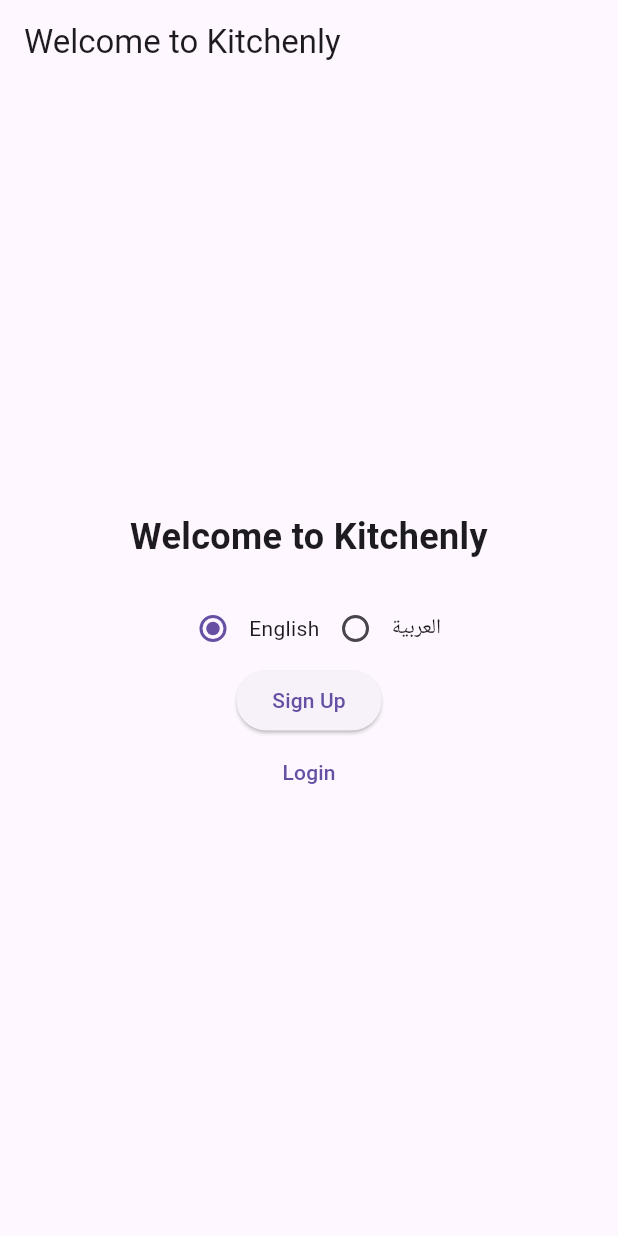
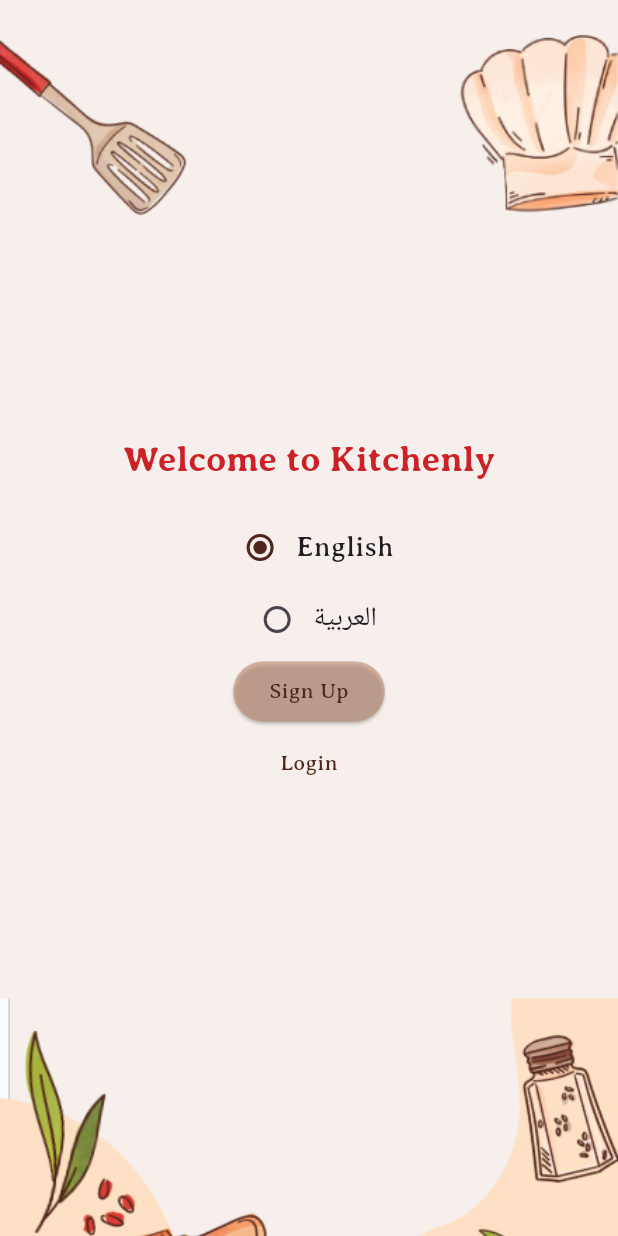
Before and after one commit to ReemJ23/Kitchenly, a Flutter app: the screen it shows after launch, on a phone screen of 412 x 824 dp. Run offline on Flutter 3.47's test engine with Material 3 defaults, Android fonts, the phone set to English and light mode, and no system bars; our stand-ins replace cloud_firestore, firebase_auth, firebase_core, shared_preferences; accounts and stored records are empty; generated files the repository leaves out were written again.

Commit message:
Welcome page UI design: unified the font across the app and restructured the welcome page

```diff
--- a/lib/l10n/app_ar.arb
+++ b/lib/l10n/app_ar.arb
@@ -11,10 +11,10 @@
   "enterEmail": "يرجى إدخال البريد الإلكتروني",
   "enterPassword": "يرجى إدخال كلمة المرور",
   "enterUsername": "يرجى إدخال اسم المستخدم",
-  "usernameTaken": "اسم المستخدم مأخوذ بالفعل. اختر اسمًا آخر.",
+  "usernameTaken": "اسم المستخدم مأخوذ. اختر اسمًا آخرَا.",
   "signUpFailed": "فشل إنشاء الحساب",
   "language": "لغة",
-  "welcomeMessage": "اهلا بك في كتشنلي",
+  "welcomeMessage": "أهلًا بك في كتشنلي",
   "profile": "الملف الشخصي",
   "alreadyHaveAccount": "لديك حساب",
   "dontHaveAccount": "ليس لديك حساب",
--- a/lib/main.dart
+++ b/lib/main.dart
@@ -7,6 +7,7 @@
 import 'routes.dart';
 import 'package:kitchenly/screens/welcome_screen.dart';
 import 'package:kitchenly/screens/profile_screen.dart';
+import 'package:kitchenly/utils/font_helper.dart';
 
 void main() async {
   WidgetsFlutterBinding.ensureInitialized();
@@ -88,6 +89,14 @@
         Locale('en'),
         Locale('ar'),
       ],
+      theme: ThemeData(
+        textTheme: TextTheme(
+          bodyLarge: TextStyle(fontFamily: FontHelper.getDefaultFontFamily(_locale), fontSize: 18),
+          bodyMedium: TextStyle(fontFamily: FontHelper.getDefaultFontFamily(_locale), fontSize: 16),
+          bodySmall: TextStyle(fontFamily: FontHelper.getDefaultFontFamily(_locale), fontSize: 14),
+          titleLarge: TextStyle(fontFamily: FontHelper.getDefaultFontFamily(_locale), fontSize: 24, fontWeight: FontWeight.bold),
+        ),
+      ),
       initialRoute: widget.isLoggedIn ? AppRoutes.main : AppRoutes.welcome,
       onGenerateRoute: AppRoutes.generateRoute,
     );
--- a/lib/screens/welcome_screen.dart
+++ b/lib/screens/welcome_screen.dart
@@ -1,7 +1,10 @@
 import 'package:flutter/material.dart';
 import 'package:kitchenly/routes.dart';
 import 'package:flutter_gen/gen_l10n/app_localizations.dart';
+import 'package:kitchenly/utils/base_screen.dart';
+import 'package:kitchenly/utils/colors.dart';
 import 'package:shared_preferences/shared_preferences.dart';
+import 'package:kitchenly/utils/font_helper.dart';
 
 import '../main.dart';
 
@@ -46,24 +49,28 @@
   Widget build(BuildContext context) {
     final localizations = AppLocalizations.of(context)!;
 
-    return Scaffold(
-      appBar: AppBar(
-        title: Text(localizations.welcomeMessage),
-        automaticallyImplyLeading: false,  // Disable the back button
-      ),
-      body: Padding(
-        padding: const EdgeInsets.all(16.0),
+    return BaseScreen(
+      hasIllustrations: true,
+
+
+      // body: Padding(
+      //   padding: const EdgeInsets.all(16.0),
         child: Column(
           mainAxisAlignment: MainAxisAlignment.center,
           children: [
             Text(
               localizations.welcomeMessage,
-              style: TextStyle(fontSize: 24, fontWeight: FontWeight.bold),
+              style: Theme.of(context).textTheme.titleLarge?.copyWith(
+                color: AppColors.heading1,
+            ),
             textAlign: TextAlign.center,
             ),
             SizedBox(height: 20),
 
             // Language Selector with Radio buttons
+            Column(
+              mainAxisAlignment: MainAxisAlignment.center,
+              children: [
                 Row(
                   mainAxisAlignment: MainAxisAlignment.center,
                   children: [
@@ -71,31 +78,71 @@
                       value: 'en',
                       groupValue: selectedLanguage,
                       onChanged: (value) => _changeLanguage(value as String),
+                      activeColor: AppColors.radioButtonActive,
                     ),
-                Text("English"),
+                    Text("English", style: Theme.of(context).textTheme.bodyLarge),
+                  ],
+                ),
+
+                Row(
+                  mainAxisAlignment: MainAxisAlignment.center,
+                  children: [
                     Radio(
                       value: 'ar',
                       groupValue: selectedLanguage,
                       onChanged: (value) => _changeLanguage(value as String),
+                      activeColor: AppColors.radioButtonActive,
                     ),
-                Text("العربية"),
+                    Text("العربية", style: Theme.of(context).textTheme.bodyLarge),
                   ],
                 ),
+              ],
+            ),
+
 
             ElevatedButton(
               onPressed: () {
                 Navigator.pushNamed(context, AppRoutes.signup, arguments: selectedLanguage);
               },
+              style: ButtonStyle(
+                backgroundColor: MaterialStateProperty.resolveWith<Color?>(
+                      (Set<MaterialState> states) {
+                    if (states.contains(MaterialState.pressed)) {
+                      return AppColors.buttonBgOnPressed;
+                    }
+                    return AppColors.buttonBg;
+                  },
+                ),
+                foregroundColor: MaterialStateProperty.all(AppColors.buttonText),
+                textStyle: MaterialStateProperty.all(
+                  Theme.of(context).textTheme.bodySmall,
+                ),
+              ),
               child: Text(localizations.signUp),
             ),
             TextButton(
               onPressed: () {
                 Navigator.pushNamed(context, AppRoutes.login, arguments: selectedLanguage);
               },
+              style: ButtonStyle(
+                backgroundColor: MaterialStateProperty.resolveWith<Color?>(
+                      (Set<MaterialState> states) {
+                    if (states.contains(MaterialState.pressed)) {
+                      return AppColors.buttonBgOnPressed;
+                    }
+                    return Colors.transparent;
+                  },
+                ),
+                foregroundColor: MaterialStateProperty.all(AppColors.buttonText),
+                textStyle: MaterialStateProperty.all(
+                  Theme.of(context).textTheme.bodySmall,
+                ),
+                padding: MaterialStateProperty.all(EdgeInsets.symmetric(horizontal: 16, vertical: 8)),
+              ),
               child: Text(localizations.login),
             ),
           ],
-        ),
+        // ),
       ),
     );
   }
--- /dev/null
+++ b/lib/utils/base_screen.dart
@@ -0,0 +1,35 @@
+import 'package:flutter/material.dart';
+import '../utils/colors.dart';
+class BaseScreen extends StatelessWidget {
+  final Widget child;
+  final bool hasIllustrations; // Flag for background drawings
+
+  const BaseScreen({Key? key, required this.child, this.hasIllustrations = false}) : super(key: key);
+
+  @override
+  Widget build(BuildContext context) {
+    return Scaffold(
+      body: Stack(
+        children: [
+          // Conditional Background: Image if `hasIllustrations` is true, plain color otherwise
+          Positioned.fill(
+            child: hasIllustrations
+                ? Image.asset(
+              'assets/images/bg_with_drawings.png',
+              fit: BoxFit.cover,
+            )
+                : Container(color: AppColors.bgColor),
+          ),
+
+          // Page Content
+          SafeArea(
+            child: Padding(
+              padding: const EdgeInsets.all(16.0),
+              child: child,
+            ),
+          ),
+        ],
+      ),
+    );
+  }
+}
--- a/lib/utils/colors.dart
+++ b/lib/utils/colors.dart
@@ -5,4 +5,10 @@
   static const Color error = Colors.red;
   static const Color textFieldBorder = Colors.grey;
   static const Color textFieldBorderError = Colors.red;
+  static const Color bgColor = Color(0xFFF6EFEB);
+  static const Color heading1 = Color(0xFFCB2127);
+  static const Color radioButtonActive = Color(0xFF51271D);
+  static const Color buttonBg = Color(0x99BF8E73);
+  static const Color buttonBgOnPressed = Color(0x99BF8E73);
+  static const Color buttonText = Color(0xFF51271D);
 }
--- /dev/null
+++ b/lib/utils/font_helper.dart
@@ -0,0 +1,13 @@
+import 'package:flutter/material.dart';
+
+class FontHelper {
+  static String getFontFamily(String text) {
+    // Detect if the text contains Arabic characters
+    bool isArabic = RegExp(r'[\u0600-\u06FF]').hasMatch(text);
+
+    return isArabic ? 'Harmattan' : 'AveriaSerifLibre';
+  }
+  static String getDefaultFontFamily(Locale locale) {
+    return locale.languageCode == 'ar' ? 'Harmattan' : 'AveriaSerifLibre';
+  }
+}
```
Also changed, not shown: pubspec.yaml (+14 -0 lines), assets/fonts/arabic_font/Harmattan-Bold.ttf (added), assets/fonts/arabic_font/Harmattan-Medium.ttf (added), assets/fonts/arabic_font/Harmattan-Regular.ttf (added), assets/fonts/arabic_font/Harmattan-SemiBold.ttf (added), assets/fonts/english_font/AveriaSerifLibre-Bold.ttf (added), assets/fonts/english_font/AveriaSerifLibre-BoldItalic.ttf (added), assets/fonts/english_font/AveriaSerifLibre-Italic.ttf (added), assets/fonts/english_font/AveriaSerifLibre-Light.ttf (added), assets/fonts/english_font/AveriaSerifLibre-LightItalic.ttf (added), assets/fonts/english_font/AveriaSerifLibre-Regular.ttf (added), assets/images/bg_with_drawings.png (added), 252 other files. Lines whose indentation alone changed are shown as unchanged.
